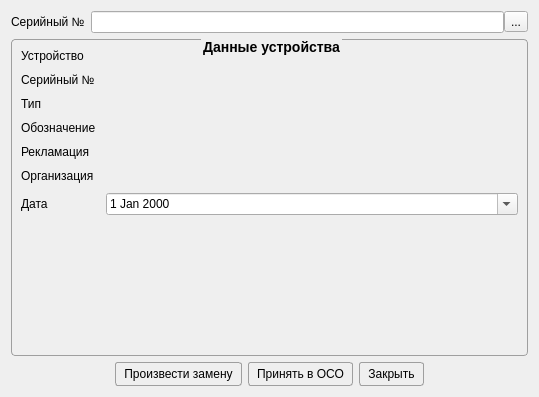
Old version of the form Remont/acceptremontwindow.ui in the repository AlexeyScherbakov2021/Remont2.
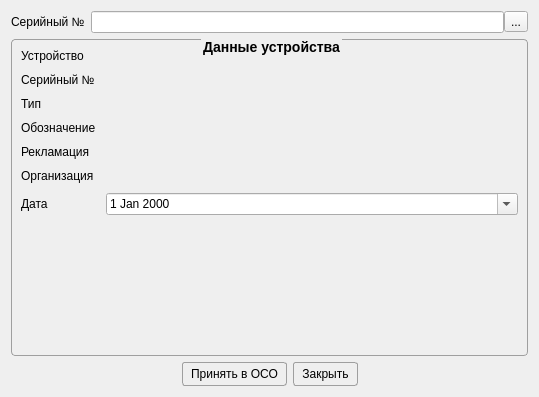
New version of the form. Icons and pictures are not drawn.

Patch:
```diff
--- a/Remont/acceptremontwindow.ui
+++ b/Remont/acceptremontwindow.ui
@@ -244,23 +244,6 @@
        </property>
       </spacer>
      </item>
-     <item>
-      <widget class="QPushButton" name="pbExchange">
-       <property name="text">
-        <string>Произвести замену</string>
-       </property>
-       <property name="icon">
-        <iconset resource="resource.qrc">
-         <normaloff>:/image/arrow_refresh_small.png</normaloff>:/image/arrow_refresh_small.png</iconset>
-       </property>
-       <property name="iconSize">
-        <size>
-         <width>24</width>
-         <height>24</height>
-        </size>
-       </property>
-      </widget>
-     </item>
      <item>
       <widget class="QPushButton" name="pbApply">
        <property name="text">
```
Left out of the diff: 1 changed line with no effect on the pictures.
